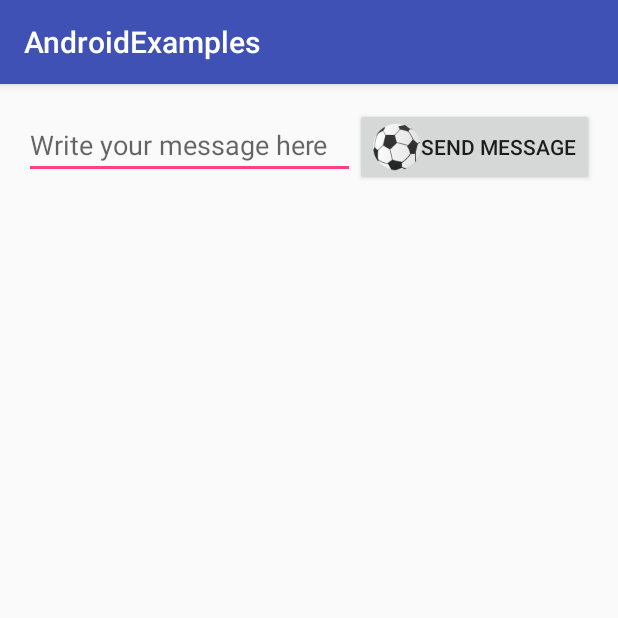
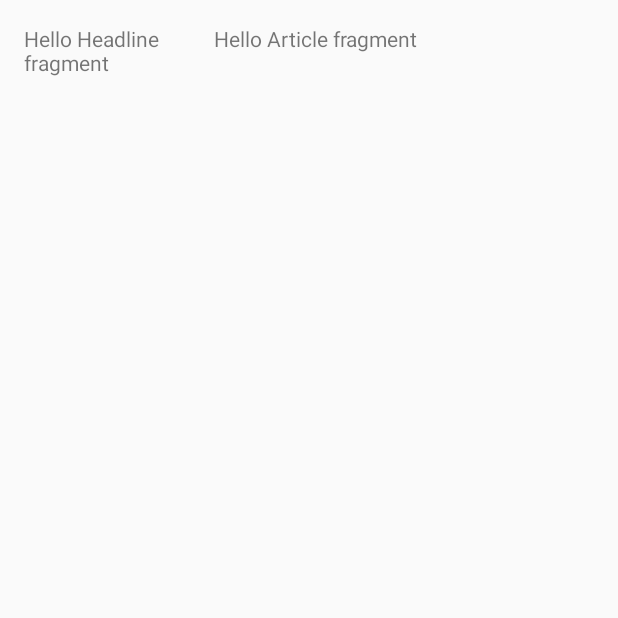
Before and after one commit to pablochrun/AndroidExample, an Android app: the screen it shows after launch (MainActivity), on a phone screen of 412 x 824 dp, the top half of it. Run offline under Robolectric (Android 15) with nearby library versions, the phone set to English and light mode, and no system bars.

Commit message:
Update with fragments, non usefull

```diff
--- a/app/build.gradle
+++ b/app/build.gradle
@@ -25,5 +25,6 @@ dependencies {
         exclude group: 'com.android.support', module: 'support-annotations'
     })
     compile 'com.android.support:appcompat-v7:25.1.1'
+    compile 'com.android.support:support-v4:25.1.1'
     testCompile 'junit:junit:4.12'
 }
--- a/app/src/main/AndroidManifest.xml
+++ b/app/src/main/AndroidManifest.xml
@@ -15,7 +15,9 @@
                 <category android:name="android.intent.category.LAUNCHER" />
             </intent-filter>
         </activity>
-        <activity android:name=".DisplayMessageActivity"></activity>
+        <activity
+            android:name=".DisplayMessageActivity"
+            android:theme="@style/Base.V11.Theme.AppCompat.Dialog"></activity>
     </application>
 
 </manifest>
--- /dev/null
+++ b/app/src/main/java/com/example/pablocovarrubias/androidexamples/ArticleFragment.java
@@ -0,0 +1,27 @@
+package com.example.pablocovarrubias.androidexamples;
+
+import android.content.Context;
+import android.net.Uri;
+import android.os.Bundle;
+import android.support.v4.app.Fragment;
+import android.view.LayoutInflater;
+import android.view.View;
+import android.view.ViewGroup;
+
+
+/**
+ * A simple {@link Fragment} subclass.
+ */
+public class ArticleFragment extends Fragment {
+
+    public ArticleFragment() {
+        // Required empty public constructor
+    }
+
+    @Override
+    public View onCreateView(LayoutInflater inflater, ViewGroup container,
+                             Bundle savedInstanceState) {
+        // Inflate the layout for this fragment
+        return inflater.inflate(R.layout.fragment_article, container, false);
+    }
+}
--- /dev/null
+++ b/app/src/main/java/com/example/pablocovarrubias/androidexamples/HeadlineFragment.java
@@ -0,0 +1,29 @@
+package com.example.pablocovarrubias.androidexamples;
+
+
+import android.os.Bundle;
+import android.support.v4.app.Fragment;
+import android.view.LayoutInflater;
+import android.view.View;
+import android.view.ViewGroup;
+
+
+/**
+ * A simple {@link Fragment} subclass.
+ */
+public class HeadlineFragment extends Fragment {
+
+
+    public HeadlineFragment() {
+        // Required empty public constructor
+    }
+
+
+    @Override
+    public View onCreateView(LayoutInflater inflater, ViewGroup container,
+                             Bundle savedInstanceState) {
+        // Inflate the layout for this fragment
+        return inflater.inflate(R.layout.fragment_headline, container, false);
+    }
+
+}
--- a/app/src/main/java/com/example/pablocovarrubias/androidexamples/MainActivity.java
+++ b/app/src/main/java/com/example/pablocovarrubias/androidexamples/MainActivity.java
@@ -1,12 +1,17 @@
 package com.example.pablocovarrubias.androidexamples;
 
+import android.app.ActionBar;
 import android.content.Intent;
+import android.os.Build;
+import android.support.v4.app.FragmentActivity;
 import android.support.v7.app.AppCompatActivity;
 import android.os.Bundle;
+import android.util.Log;
 import android.view.View;
 import android.widget.EditText;
 
-public class MainActivity extends AppCompatActivity {
+//public class MainActivity extends AppCompatActivity {
+public class MainActivity extends FragmentActivity {
 
     public final static String EXTRA_MESSAGE = "com.example.pablocovarrubias.androidexamples.MESSAGE";
 
@@ -15,13 +20,4 @@ public class MainActivity extends AppCompatActivity {
         super.onCreate(savedInstanceState);
         setContentView(R.layout.activity_main);
     }
-
-    /** Called when the user clicks the Send button */
-    public void sendMessage(View view) {
-        Intent intent = new Intent(this, DisplayMessageActivity.class);
-        EditText editText = (EditText) findViewById(R.id.edit_message);
-        String message = editText.getText().toString();
-        intent.putExtra(EXTRA_MESSAGE, message);
-        startActivity(intent);
-    }
 }
--- a/app/src/main/res/layout-land/activity_main.xml
+++ b/app/src/main/res/layout-land/activity_main.xml
@@ -4,34 +4,27 @@
     android:id="@+id/activity_main"
     android:layout_width="match_parent"
     android:layout_height="match_parent"
-    android:orientation="vertical"
+    android:orientation="horizontal"
     android:paddingBottom="@dimen/activity_vertical_margin"
     android:paddingLeft="@dimen/activity_horizontal_margin"
     android:paddingRight="@dimen/activity_horizontal_margin"
     android:paddingTop="@dimen/activity_vertical_margin"
     tools:context="com.example.pablocovarrubias.androidexamples.MainActivity">
 
-    <!--
-    <TextView
-        android:id="@+id/main_textView"
-        android:layout_width="wrap_content"
-        android:layout_height="wrap_content"
-        android:text="@string/title_message" />
-    -->
+    <fragment
+        android:name="com.example.pablocovarrubias.androidexamples.HeadlineFragment"
+        android:id="@+id/headlines_fragment"
+        android:layout_weight="1"
+        android:layout_width="0dp"
+        android:layout_height="match_parent"
+        tools:layout="@layout/fragment_headline" />
 
-    <EditText android:id="@+id/edit_message"
-        android:layout_width="wrap_content"
-        android:layout_height="wrap_content"
-        android:hint="@string/edit_message"
-        />
-
-    <Button
-        android:id="@+id/button_mainActivity"
-        android:layout_width="wrap_content"
-        android:layout_height="wrap_content"
-        android:text="@string/button_send"
-        android:onClick="sendMessage"
-        android:drawableLeft="@drawable/ball"
-        />
+        <fragment
+    android:name="com.example.pablocovarrubias.androidexamples.ArticleFragment"
+    android:id="@+id/article_fragment"
+    android:layout_weight="2"
+    android:layout_width="0dp"
+    android:layout_height="match_parent"
+    tools:layout="@layout/fragment_article" />
 
 </LinearLayout>
--- a/app/src/main/res/layout-large-land/activity_main.xml
+++ b/app/src/main/res/layout-large-land/activity_main.xml
@@ -11,29 +11,20 @@
     android:paddingTop="@dimen/activity_vertical_margin"
     tools:context="com.example.pablocovarrubias.androidexamples.MainActivity">
 
-    <!--
-    <TextView
-        android:id="@+id/main_textView"
-        android:layout_width="wrap_content"
-        android:layout_height="wrap_content"
-        android:text="@string/title_message" />
-    -->
+    <fragment
+        android:name="com.example.pablocovarrubias.androidexamples.HeadlineFragment"
+        android:id="@+id/headlines_fragment"
+        android:layout_weight="1"
+        android:layout_width="0dp"
+        android:layout_height="match_parent"
+        tools:layout="@layout/fragment_headline" />
 
-    <EditText android:id="@+id/edit_message"
+    <fragment
+        android:name="com.example.pablocovarrubias.androidexamples.ArticleFragment"
+        android:id="@+id/article_fragment"
+        android:layout_weight="2"
         android:layout_width="0dp"
-        android:layout_height="wrap_content"
-        android:hint="@string/edit_message"
-        android:layout_weight="1"
-        />
-
-    <Button
-        android:id="@+id/button_mainActivity"
-        android:layout_width="wrap_content"
-        android:layout_height="wrap_content"
-        android:text="@string/button_send"
-        android:onClick="sendMessage"
-        android:textSize="50dp"
-        android:drawableLeft="@drawable/ball"
-        />
+        android:layout_height="match_parent"
+        tools:layout="@layout/fragment_article" />
 
 </LinearLayout>
--- a/app/src/main/res/layout-large/activity_main.xml
+++ b/app/src/main/res/layout-large/activity_main.xml
@@ -4,36 +4,22 @@
     android:id="@+id/activity_main"
     android:layout_width="match_parent"
     android:layout_height="match_parent"
-    android:orientation="horizontal"
-    android:paddingBottom="@dimen/activity_vertical_margin"
-    android:paddingLeft="@dimen/activity_horizontal_margin"
-    android:paddingRight="@dimen/activity_horizontal_margin"
-    android:paddingTop="@dimen/activity_vertical_margin"
-    tools:context="com.example.pablocovarrubias.androidexamples.MainActivity">
+    android:orientation="horizontal">
 
-    <!--
-    <TextView
-        android:id="@+id/main_textView"
-        android:layout_width="wrap_content"
-        android:layout_height="wrap_content"
-        android:text="@string/title_message" />
-    -->
+    <fragment
+        android:name="com.example.pablocovarrubias.androidexamples.HeadlineFragment"
+        android:id="@+id/headlines_fragment"
+        android:layout_weight="1"
+        android:layout_width="0dp"
+        android:layout_height="match_parent"
+        tools:layout="@layout/fragment_headline" />
 
-    <EditText android:id="@+id/edit_message"
+    <fragment
+        android:name="com.example.pablocovarrubias.androidexamples.ArticleFragment"
+        android:id="@+id/article_fragment"
+        android:layout_weight="2"
         android:layout_width="0dp"
-        android:layout_height="wrap_content"
-        android:hint="@string/edit_message"
-        android:layout_weight="1"
-        android:textSize="50dp"
-        />
-
-    <Button
-        android:id="@+id/button_mainActivity"
-        android:layout_width="wrap_content"
-        android:layout_height="wrap_content"
-        android:text="@string/button_send"
-        android:onClick="sendMessage"
-        android:drawableLeft="@drawable/ball"
-        />
+        android:layout_height="match_parent"
+    tools:layout="@layout/fragment_article" />
 
 </LinearLayout>
--- a/app/src/main/res/layout/activity_main.xml
+++ b/app/src/main/res/layout/activity_main.xml
@@ -11,28 +11,20 @@
     android:paddingTop="@dimen/activity_vertical_margin"
     tools:context="com.example.pablocovarrubias.androidexamples.MainActivity">
 
-    <!--
-    <TextView
-        android:id="@+id/main_textView"
-        android:layout_width="wrap_content"
-        android:layout_height="wrap_content"
-        android:text="@string/title_message" />
-    -->
+    <fragment
+        android:name="com.example.pablocovarrubias.androidexamples.HeadlineFragment"
+        android:id="@+id/headlines_fragment"
+        android:layout_weight="1"
+        android:layout_width="0dp"
+        android:layout_height="match_parent"
+        tools:layout="@layout/fragment_headline" />
 
-    <EditText android:id="@+id/edit_message"
-        android:layout_width="0dp"
-        android:layout_height="wrap_content"
-        android:hint="@string/edit_message"
-        android:layout_weight="1"
-        />
-
-    <Button
-        android:id="@+id/button_mainActivity"
-        android:layout_width="wrap_content"
-        android:layout_height="wrap_content"
-        android:text="@string/button_send"
-        android:onClick="sendMessage"
-        android:drawableLeft="@drawable/ball"
-        />
+        <fragment
+    android:name="com.example.pablocovarrubias.androidexamples.ArticleFragment"
+    android:id="@+id/article_fragment"
+    android:layout_weight="2"
+    android:layout_width="0dp"
+    android:layout_height="match_parent"
+    tools:layout="@layout/fragment_article" />
 
 </LinearLayout>
--- /dev/null
+++ b/app/src/main/res/layout/fragment_article.xml
@@ -0,0 +1,13 @@
+<FrameLayout xmlns:android="http://schemas.android.com/apk/res/android"
+    xmlns:tools="http://schemas.android.com/tools"
+    android:layout_width="match_parent"
+    android:layout_height="match_parent"
+    tools:context="com.example.pablocovarrubias.androidexamples.ArticleFragment">
+
+    <!-- TODO: Update blank fragment layout -->
+    <TextView
+        android:layout_width="match_parent"
+        android:layout_height="match_parent"
+        android:text="@string/hello_article_fragment" />
+
+</FrameLayout>
--- /dev/null
+++ b/app/src/main/res/layout/fragment_headline.xml
@@ -0,0 +1,13 @@
+<FrameLayout xmlns:android="http://schemas.android.com/apk/res/android"
+    xmlns:tools="http://schemas.android.com/tools"
+    android:layout_width="match_parent"
+    android:layout_height="match_parent"
+    tools:context="com.example.pablocovarrubias.androidexamples.HeadlineFragment">
+
+    <!-- TODO: Update blank fragment layout -->
+    <TextView
+        android:layout_width="match_parent"
+        android:layout_height="match_parent"
+        android:text="@string/hello_headline_fragment" />
+
+</FrameLayout>
--- a/app/src/main/res/values/strings.xml
+++ b/app/src/main/res/values/strings.xml
@@ -3,4 +3,8 @@
     <string name="title_message">Hello Android!</string>
     <string name="edit_message">Write your message here</string>
     <string name="button_send">Send message</string>
+
+
+    <string name="hello_headline_fragment">Hello Headline fragment</string>
+    <string name="hello_article_fragment">Hello Article fragment</string>
 </resources>
```
Also changed, not shown: 2 other files.
